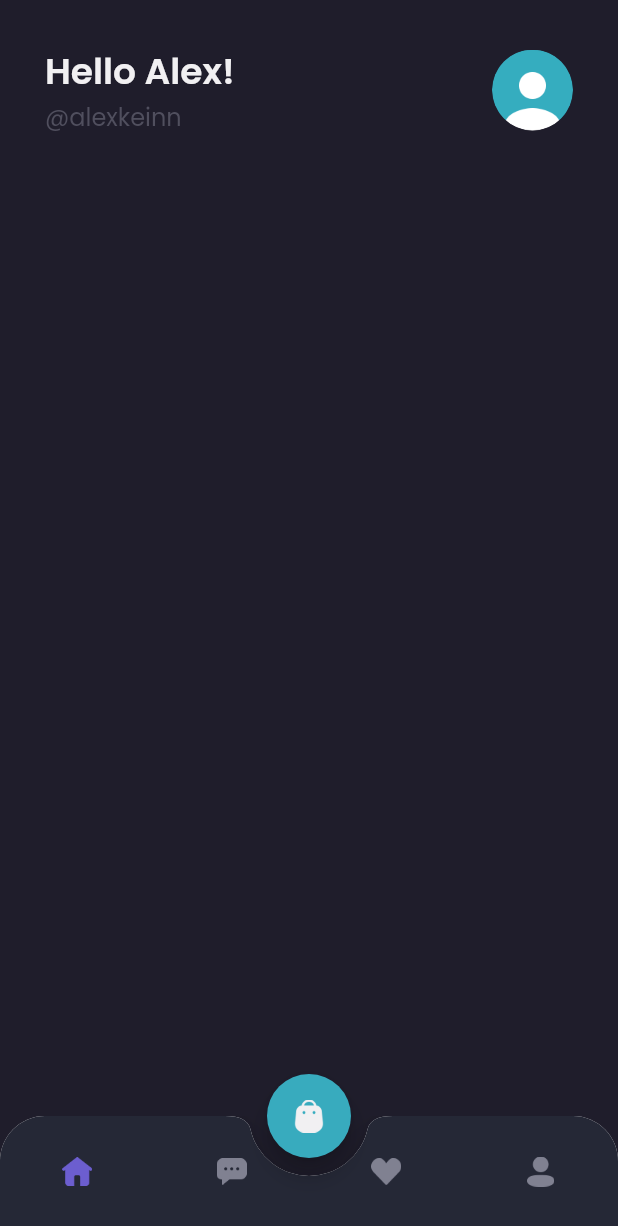
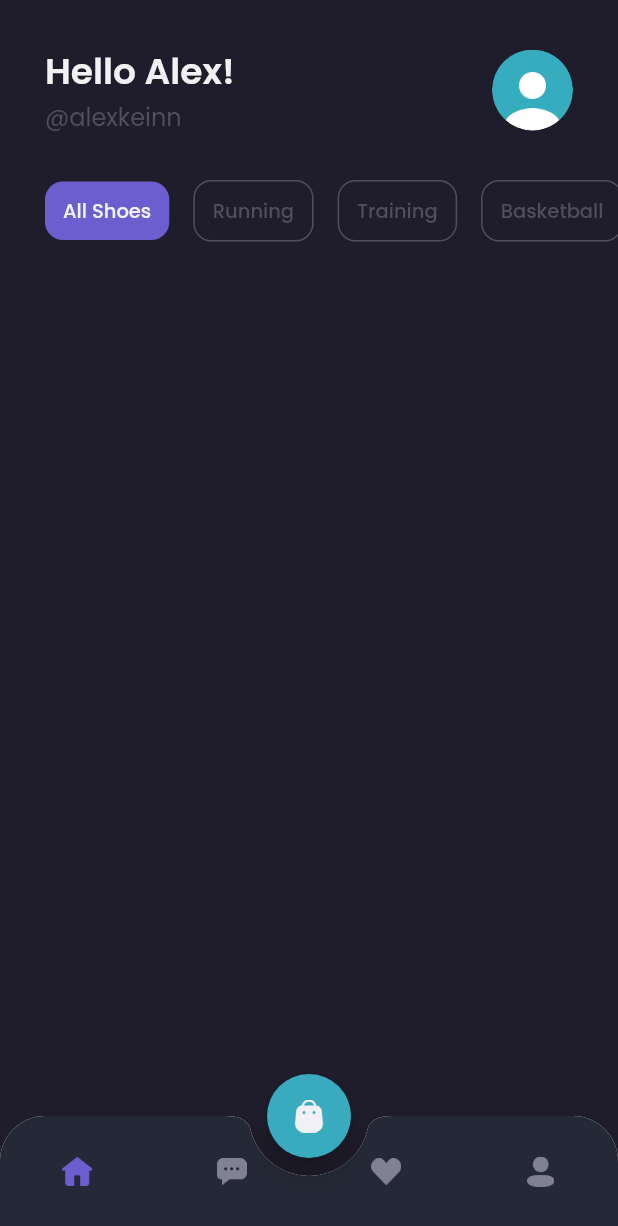
Before and after one commit to nenofetch/bwa_frontend_flutter, a Flutter app: the MainPage screen opened by its route, on a phone screen of 412 x 824 dp. Shown: the top 1226 px of the screen. Run offline on Flutter 3.47's test engine with Material 2 defaults, Android fonts, the phone set to English and light mode, and no system bars; our stand-ins replace google_fonts.

Commit message:
feat: adding categories section in home page

```diff
--- a/lib/pages/home/home_page.dart
+++ b/lib/pages/home/home_page.dart
@@ -49,9 +49,130 @@ class HomePage extends StatelessWidget {
       );
     }
 
+    Widget categories() {
+      return Container(
+        margin: EdgeInsets.only(
+          top: defaultMargin,
+        ),
+        child: SingleChildScrollView(
+          scrollDirection: Axis.horizontal,
+          child: Row(
+            children: [
+              SizedBox(
+                width: defaultMargin,
+              ),
+              Container(
+                padding: EdgeInsets.symmetric(
+                  horizontal: 12,
+                  vertical: 10,
+                ),
+                margin: EdgeInsets.only(right: 16),
+                decoration: BoxDecoration(
+                  borderRadius: BorderRadius.circular(12),
+                  color: primaryColor,
+                ),
+                child: Text(
+                  'All Shoes',
+                  style: primaryTextStyle.copyWith(
+                    fontSize: 13,
+                    fontWeight: medium,
+                  ),
+                ),
+              ),
+              Container(
+                padding: EdgeInsets.symmetric(
+                  horizontal: 12,
+                  vertical: 10,
+                ),
+                margin: EdgeInsets.only(right: 16),
+                decoration: BoxDecoration(
+                  borderRadius: BorderRadius.circular(12),
+                  border: Border.all(
+                    color: subtitleColor,
+                  ),
+                  color: Colors.transparent,
+                ),
+                child: Text(
+                  'Running',
+                  style: subtitleTextStyle.copyWith(
+                    fontSize: 13,
+                    fontWeight: medium,
+                  ),
+                ),
+              ),
+              Container(
+                padding: EdgeInsets.symmetric(
+                  horizontal: 12,
+                  vertical: 10,
+                ),
+                margin: EdgeInsets.only(right: 16),
+                decoration: BoxDecoration(
+                  borderRadius: BorderRadius.circular(12),
+                  border: Border.all(
+                    color: subtitleColor,
+                  ),
+                  color: Colors.transparent,
+                ),
+                child: Text(
+                  'Training',
+                  style: subtitleTextStyle.copyWith(
+                    fontSize: 13,
+                    fontWeight: medium,
+                  ),
+                ),
+              ),
+              Container(
+                padding: EdgeInsets.symmetric(
+                  horizontal: 12,
+                  vertical: 10,
+                ),
+                margin: EdgeInsets.only(right: 16),
+                decoration: BoxDecoration(
+                  borderRadius: BorderRadius.circular(12),
+                  border: Border.all(
+                    color: subtitleColor,
+                  ),
+                  color: Colors.transparent,
+                ),
+                child: Text(
+                  'Basketball',
+                  style: subtitleTextStyle.copyWith(
+                    fontSize: 13,
+                    fontWeight: medium,
+                  ),
+                ),
+              ),
+              Container(
+                padding: EdgeInsets.symmetric(
+                  horizontal: 12,
+                  vertical: 10,
+                ),
+                margin: EdgeInsets.only(right: 16),
+                decoration: BoxDecoration(
+                  borderRadius: BorderRadius.circular(12),
+                  border: Border.all(
+                    color: subtitleColor,
+                  ),
+                  color: Colors.transparent,
+                ),
+                child: Text(
+                  'Hiking',
+                  style: subtitleTextStyle.copyWith(
+                    fontSize: 13,
+                    fontWeight: medium,
+                  ),
+                ),
+              )
+            ],
+          ),
+        ),
+      );
+    }
+
     return ListView(
       children: [
         header(),
+        categories(),
       ],
     );
   }
```
